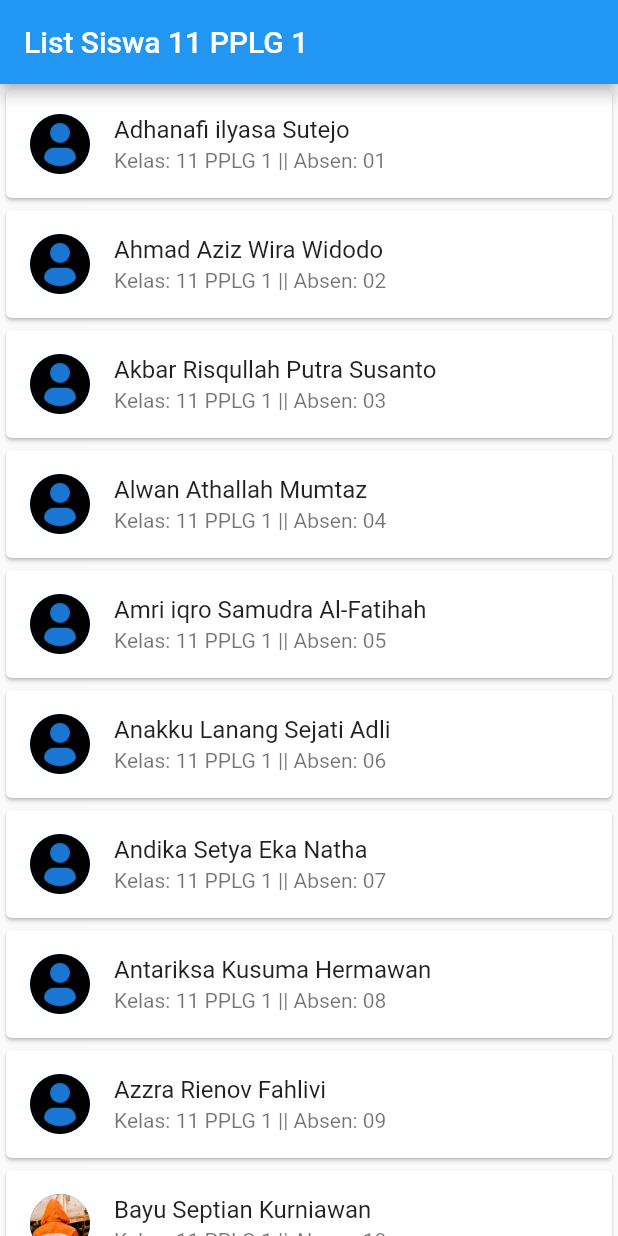
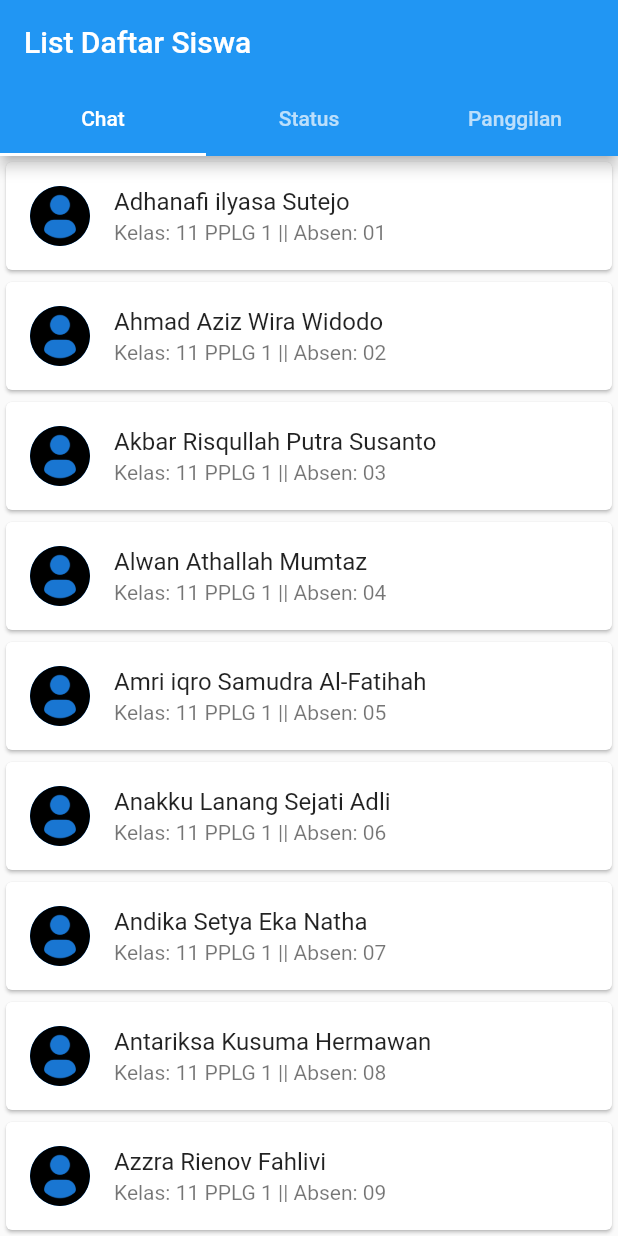
Before and after one commit to bysetia/listview_siswa, a Flutter app: the screen it shows after launch, on a phone screen of 412 x 824 dp. Run offline on Flutter 3.47's test engine with Material 2 defaults, Android fonts, the phone set to English and light mode, and no system bars.

Commit message:
style: [BK] add tabBar in Navbar

```diff
--- a/belajar_listview/lib/main.dart
+++ b/belajar_listview/lib/main.dart
@@ -10,11 +10,73 @@ class MyApp extends StatelessWidget {
   @override
   Widget build(BuildContext context) {
     return MaterialApp(
-      title: 'Data Siswa 11 PPLG 1',
-      theme: ThemeData(
-        primarySwatch: Colors.blue,
-      ),
-      home: ListSiswa(),
+      home: TabBarDemo(),
     );
   }
 }
+
+class TabBarDemo extends StatefulWidget {
+  @override
+  _TabBarDemoState createState() => _TabBarDemoState();
+}
+
+class _TabBarDemoState extends State<TabBarDemo>
+    with SingleTickerProviderStateMixin {
+  late TabController _controller;
+  int _selectedIndex = 0;
+
+  List<Widget> list = [
+    Tab(icon: Text('Chat')),
+    Tab(icon: Text('Status')),
+    Tab(icon: Text('Panggilan')),
+  ];
+
+  @override
+  void initState() {
+    super.initState();
+
+    _controller = TabController(length: list.length, vsync: this);
+
+    _controller.addListener(() {
+      setState(() {
+        _selectedIndex = _controller.index;
+      });
+      print("Selected Index: " + _controller.index.toString());
+    });
+  }
+
+  @override
+  Widget build(BuildContext context) {
+    return MaterialApp(
+      home: Scaffold(
+        appBar: AppBar(
+          bottom: TabBar(
+            onTap: (index) {
+              // Should not used it as it only called when tab options are clicked,
+              // not when user swapped
+            },
+            controller: _controller,
+            tabs: list,
+          ),
+          title: Text('List Daftar Siswa'),
+        ),
+        body: TabBarView(
+          controller: _controller,
+          children: [
+            ListSiswa(),
+            Center(
+                child: Text(
+              _selectedIndex.toString(),
+              style: TextStyle(fontSize: 40),
+            )),
+            Center(
+                child: Text(
+              _selectedIndex.toString(),
+              style: TextStyle(fontSize: 40),
+            )),
+          ],
+        ),
+      ),
+    );
+  }
+}
```
Also changed, not shown: belajar_listview/lib/list_siswa.dart (+24 -37 lines).
